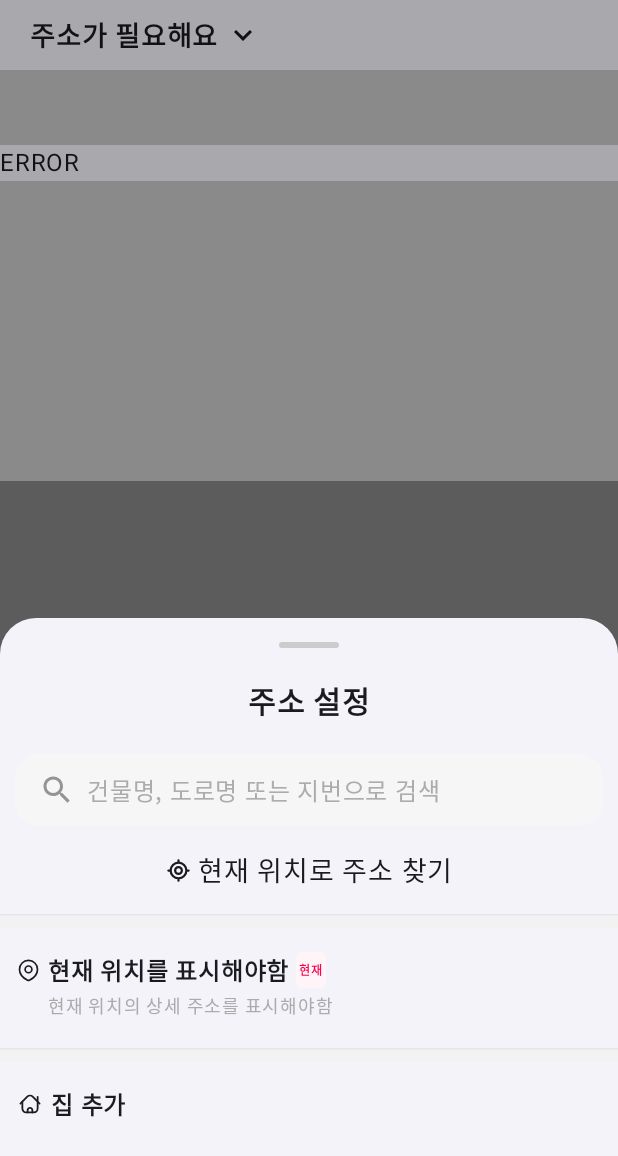
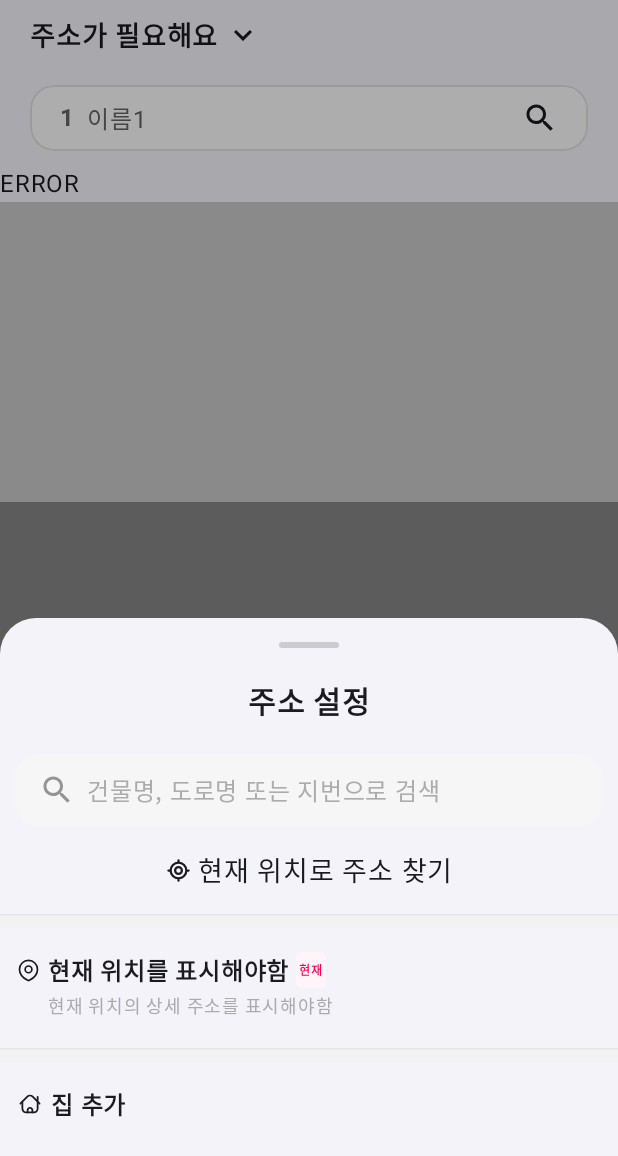
Before and after one commit to k-ye0415/honey-ver2, an Android app built with Jetpack Compose: the screen it shows after launch (MainActivity), after a tap on "주소가 필요해요", on a phone screen of 412 x 824 dp. Shown: the top 1156 px of the screen. Run offline under Robolectric (Android 15) with nearby library versions, the phone set to English and light mode, and no system bars; our stand-ins replace Firebase (no records; nobody signed in at launch, a user with empty details on screens opened directly), Room's generated code; libraries missing offline, so code that uses them is left out: com.naver.maps; 1 statement that could not run was skipped.

Commit message:
Food Search box

```diff
--- a/app/src/main/java/com/jin/honey/feature/home/ui/HomeScreen.kt
+++ b/app/src/main/java/com/jin/honey/feature/home/ui/HomeScreen.kt
@@ -30,6 +30,7 @@ import androidx.compose.ui.unit.dp
 import androidx.compose.ui.unit.sp
 import com.jin.honey.feature.district.domain.model.District
 import com.jin.honey.feature.food.domain.model.CategoryType
+import com.jin.honey.feature.home.ui.content.FoodSearch
 import com.jin.honey.feature.home.ui.content.HomeHeader
 import com.jin.honey.feature.ui.state.SearchState
 import com.jin.honey.feature.ui.state.UiState
@@ -90,12 +91,9 @@ private fun CategorySuccessScreen(
         }
         item {
             // search
-            Box(
-                modifier = Modifier
-                    .fillMaxWidth()
-                    .height(50.dp)
-                    .background(Color.LightGray)
-            )
+            FoodSearch( )
+        }
+        item {
             if (categoryNameList.isNullOrEmpty()) {
                 Text("ERROR")
             } else {
--- /dev/null
+++ b/app/src/main/java/com/jin/honey/feature/home/ui/content/FoodSearch.kt
@@ -0,0 +1,94 @@
+package com.jin.honey.feature.home.ui.content
+
+import androidx.compose.animation.AnimatedContent
+import androidx.compose.animation.fadeIn
+import androidx.compose.animation.fadeOut
+import androidx.compose.animation.slideInVertically
+import androidx.compose.animation.slideOutVertically
+import androidx.compose.animation.togetherWith
+import androidx.compose.animation.with
+import androidx.compose.foundation.background
+import androidx.compose.foundation.border
+import androidx.compose.foundation.clickable
+import androidx.compose.foundation.layout.Box
+import androidx.compose.foundation.layout.Row
+import androidx.compose.foundation.layout.fillMaxWidth
+import androidx.compose.foundation.layout.padding
+import androidx.compose.foundation.shape.RoundedCornerShape
+import androidx.compose.material.icons.Icons
+import androidx.compose.material.icons.filled.Search
+import androidx.compose.material3.Icon
+import androidx.compose.material3.Text
+import androidx.compose.runtime.Composable
+import androidx.compose.runtime.LaunchedEffect
+import androidx.compose.runtime.getValue
+import androidx.compose.runtime.mutableStateOf
+import androidx.compose.runtime.remember
+import androidx.compose.runtime.setValue
+import androidx.compose.ui.Modifier
+import androidx.compose.ui.draw.clip
+import androidx.compose.ui.graphics.Color
+import androidx.compose.ui.res.stringResource
+import androidx.compose.ui.text.font.FontWeight
+import androidx.compose.ui.tooling.preview.Preview
+import androidx.compose.ui.unit.dp
+import com.jin.honey.R
+import com.jin.honey.ui.theme.HoneyTheme
+import kotlinx.coroutines.delay
+
+@Composable
+fun FoodSearch() {
+    val fallbackData = listOf("이름1", "이름2", "이름3", "이름4", "이름1", "이름2", "이름3", "이름4")
+    var currentIndex by remember { mutableStateOf(0) }
+
+    LaunchedEffect(Unit) {
+        while (true) {
+            delay(3000L)
+            currentIndex = (currentIndex + 1) % fallbackData.size
+        }
+    }
+
+    Box(
+        modifier = Modifier
+            .padding(horizontal = 20.dp, vertical = 10.dp)
+            .clip(RoundedCornerShape(16.dp))
+            .background(Color.White)
+            .clickable(onClick = { })
+            .border(1.dp, Color(0xffe5e5e5), RoundedCornerShape(16.dp))
+            .padding(horizontal = 20.dp, vertical = 10.dp),
+    ) {
+        Row(modifier = Modifier.fillMaxWidth()) {
+            AnimatedContent(
+                modifier = Modifier.weight(1f),
+                targetState = fallbackData[currentIndex],
+                transitionSpec = {
+                    (slideInVertically { height -> height } + fadeIn())
+                        .togetherWith(slideOutVertically { height -> -height } + fadeOut())
+                },
+                label = "추천 메뉴"
+            ) { name ->
+                Row {
+                    Text(
+                        "${currentIndex + 1}",
+                        color = Color(0xff666666),
+                        fontWeight = FontWeight.Bold,
+                        modifier = Modifier.padding(end = 8.dp)
+                    )
+                    Text(name, color = Color(0xff666666))
+                }
+            }
+            Icon(
+                imageVector = Icons.Default.Search,
+                contentDescription = stringResource(R.string.district_search_icon_desc)
+            )
+        }
+    }
+}
+
+@Composable
+@Preview(showBackground = true)
+fun FoodSearchPreview() {
+    HoneyTheme {
+        FoodSearch()
+    }
+}
```
